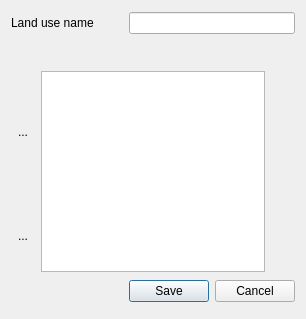
The window that ui/landuse_dialog.ui (MathieuChailloux/MitiConnect) describes before a commit, drawn with Qt 5.
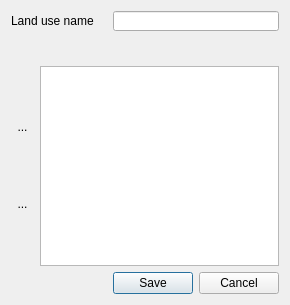
The same window after the commit. Icons and pictures are not drawn.

The edit to the form file:
```diff
--- a/ui/landuse_dialog.ui
+++ b/ui/landuse_dialog.ui
@@ -6,8 +6,8 @@
    <rect>
     <x>0</x>
     <y>0</y>
-    <width>292</width>
-    <height>319</height>
+    <width>277</width>
+    <height>301</height>
    </rect>
   </property>
   <property name="windowTitle">
@@ -88,20 +88,76 @@
     </widget>
    </item>
    <item row="2" column="0">
-    <widget class="QToolButton" name="landuseDialogUp">
-     <property name="text">
-      <string>...</string>
+    <widget class="QFrame" name="frame">
+     <property name="maximumSize">
+      <size>
+       <width>23</width>
+       <height>16777215</height>
+      </size>
      </property>
-     <property name="icon">
-      <iconset>
-       <normaloff>../icons/up-arrow.png</normaloff>../icons/up-arrow.png</iconset>
+     <property name="frameShape">
+      <enum>QFrame::NoFrame</enum>
      </property>
-     <property name="autoRaise">
-      <bool>true</bool>
+     <property name="frameShadow">
+      <enum>QFrame::Raised</enum>
      </property>
+     <layout class="QVBoxLayout" name="verticalLayout">
+      <property name="leftMargin">
+       <number>0</number>
+      </property>
+      <property name="topMargin">
+       <number>0</number>
+      </property>
+      <property name="rightMargin">
+       <number>0</number>
+      </property>
+      <property name="bottomMargin">
+       <number>0</number>
+      </property>
+      <item>
+       <widget class="QToolButton" name="landuseDialogUp">
+        <property name="minimumSize">
+         <size>
+          <width>22</width>
+          <height>0</height>
+         </size>
+        </property>
+        <property name="text">
+         <string>...</string>
+        </property>
+        <property name="icon">
+         <iconset resource="../resources.qrc">
+          <normaloff>:/plugins/MitiConnect/icons/up-arrow.png</normaloff>:/plugins/MitiConnect/icons/up-arrow.png</iconset>
+        </property>
+        <property name="autoRaise">
+         <bool>true</bool>
+        </property>
+       </widget>
+      </item>
+      <item>
+       <widget class="QToolButton" name="landuseDialogDown">
+        <property name="minimumSize">
+         <size>
+          <width>22</width>
+          <height>0</height>
+         </size>
+        </property>
+        <property name="text">
+         <string>...</string>
+        </property>
+        <property name="icon">
+         <iconset resource="../resources.qrc">
+          <normaloff>:/plugins/MitiConnect/icons/down-arrow.png</normaloff>:/plugins/MitiConnect/icons/down-arrow.png</iconset>
+        </property>
+        <property name="autoRaise">
+         <bool>true</bool>
+        </property>
+       </widget>
+      </item>
+     </layout>
     </widget>
    </item>
-   <item row="2" column="1" rowspan="2" colspan="3">
+   <item row="2" column="1" colspan="4">
     <widget class="QTableView" name="landuseDialogView">
      <property name="minimumSize">
       <size>
@@ -111,21 +167,7 @@
      </property>
     </widget>
    </item>
-   <item row="3" column="0">
-    <widget class="QToolButton" name="landuseDialogDown">
-     <property name="text">
-      <string>...</string>
-     </property>
-     <property name="icon">
-      <iconset>
-       <normaloff>../icons/down-arrow.png</normaloff>../icons/down-arrow.png</iconset>
-     </property>
-     <property name="autoRaise">
-      <bool>true</bool>
-     </property>
-    </widget>
-   </item>
-   <item row="4" column="2" colspan="3">
+   <item row="3" column="2" colspan="3">
     <widget class="QDialogButtonBox" name="buttonBox">
      <property name="maximumSize">
       <size>
```
Left out of the diff: 4 changed lines with no effect on the pictures.
